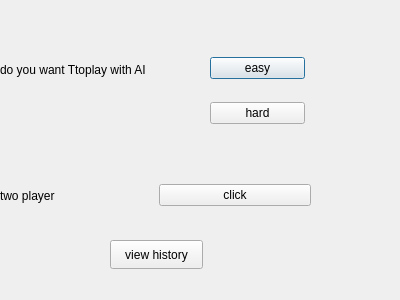
Qt form GUI/login.ui (AHMED-ABDELLATIF56/Advanced-Tic-Tac-Toe) before a commit.
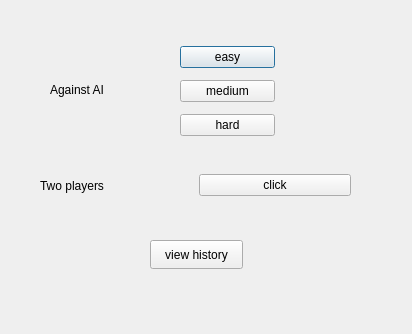
The same form after that commit.

What changed in the file:
```diff
--- a/GUI/login.ui
+++ b/GUI/login.ui
@@ -6,8 +6,8 @@
    <rect>
     <x>0</x>
     <y>0</y>
-    <width>400</width>
-    <height>300</height>
+    <width>412</width>
+    <height>334</height>
    </rect>
   </property>
   <property name="windowTitle">
@@ -16,20 +16,20 @@
   <widget class="QLabel" name="label">
    <property name="geometry">
     <rect>
-     <x>0</x>
-     <y>60</y>
+     <x>50</x>
+     <y>80</y>
      <width>191</width>
      <height>20</height>
     </rect>
    </property>
    <property name="text">
-    <string>do you want Ttoplay with AI</string>
+    <string>Against AI</string>
    </property>
   </widget>
   <widget class="QWidget" name="layoutWidget">
    <property name="geometry">
     <rect>
-     <x>210</x>
+     <x>180</x>
      <y>40</y>
      <width>95</width>
      <height>103</height>
@@ -43,6 +43,13 @@
       </property>
      </widget>
     </item>
+    <item>
+     <widget class="QPushButton" name="pushButton_AI_medium">
+      <property name="text">
+       <string>medium</string>
+      </property>
+     </widget>
+    </item>
     <item>
      <widget class="QPushButton" name="pushButton_AI_hard">
       <property name="text">
@@ -55,8 +62,8 @@
   <widget class="QWidget" name="layoutWidget">
    <property name="geometry">
     <rect>
-     <x>0</x>
-     <y>180</y>
+     <x>40</x>
+     <y>170</y>
      <width>311</width>
      <height>31</height>
     </rect>
@@ -65,7 +72,7 @@
     <item>
      <widget class="QLabel" name="label_2">
       <property name="text">
-       <string>two player</string>
+       <string>Two players</string>
       </property>
      </widget>
     </item>
@@ -81,7 +88,7 @@
   <widget class="QPushButton" name="pushButton_history">
    <property name="geometry">
     <rect>
-     <x>110</x>
+     <x>150</x>
      <y>240</y>
      <width>93</width>
      <height>29</height>
```
